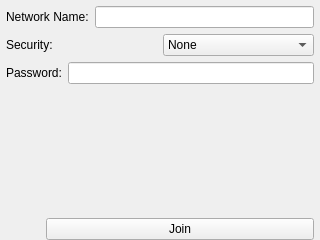
Old version of the form ui/OtherNetworkWidget.ui in the repository kipr/botui.
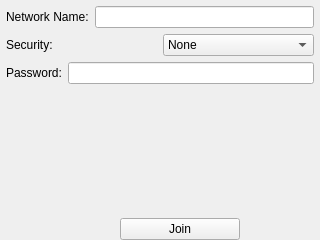
New version of the form. Icons and pictures are not drawn. Custom widgets are drawn as their Qt base class.

Commit message: A lot of work on bringing the full network stack up.

```diff
--- a/ui/OtherNetworkWidget.ui
+++ b/ui/OtherNetworkWidget.ui
@@ -122,6 +122,12 @@
      </item>
      <item>
       <widget class="QPushButton" name="join">
+       <property name="maximumSize">
+        <size>
+         <width>120</width>
+         <height>16777215</height>
+        </size>
+       </property>
        <property name="text">
         <string>Join</string>
        </property>
```
The commit also changes 11 other files.
